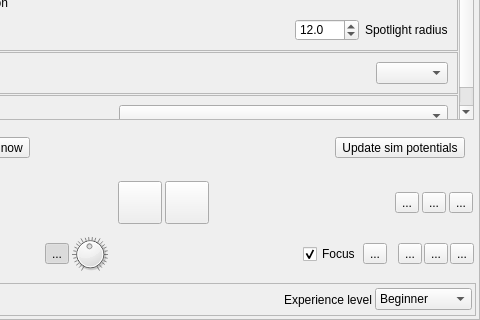
Old version of the form isolde/src/ui/IsoldeFrame.ui in the repository tristanic/isolde; both pictures show x 235 to 715 and y 510 to 830 of the 715 by 830 pixel window.
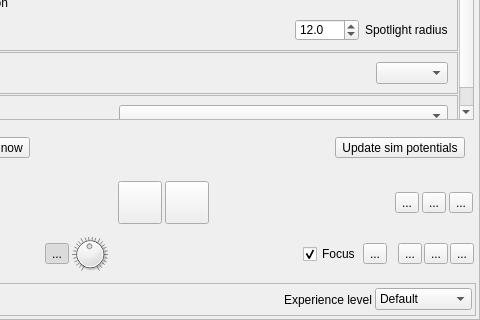
New version of the form. Icons and pictures are not drawn.

Commit message: Change "Beginner" to "Default" in Experience Level menu

Diff of the .ui file:
```diff
--- a/isolde/src/ui/IsoldeFrame.ui
+++ b/isolde/src/ui/IsoldeFrame.ui
@@ -4751,7 +4751,7 @@
        <widget class="QComboBox" name="_experience_level_combo_box">
         <item>
          <property name="text">
-          <string>Beginner</string>
+          <string>Default</string>
          </property>
         </item>
         <item>
```
Left out of the diff: 2 changed lines with no effect on the pictures.
